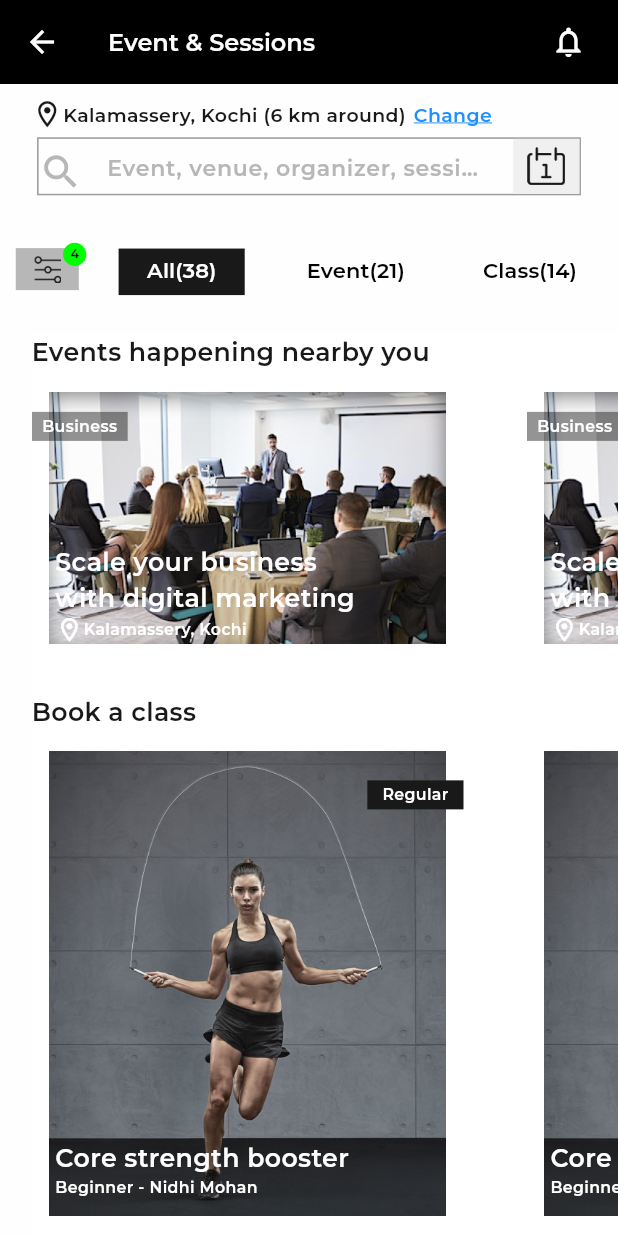
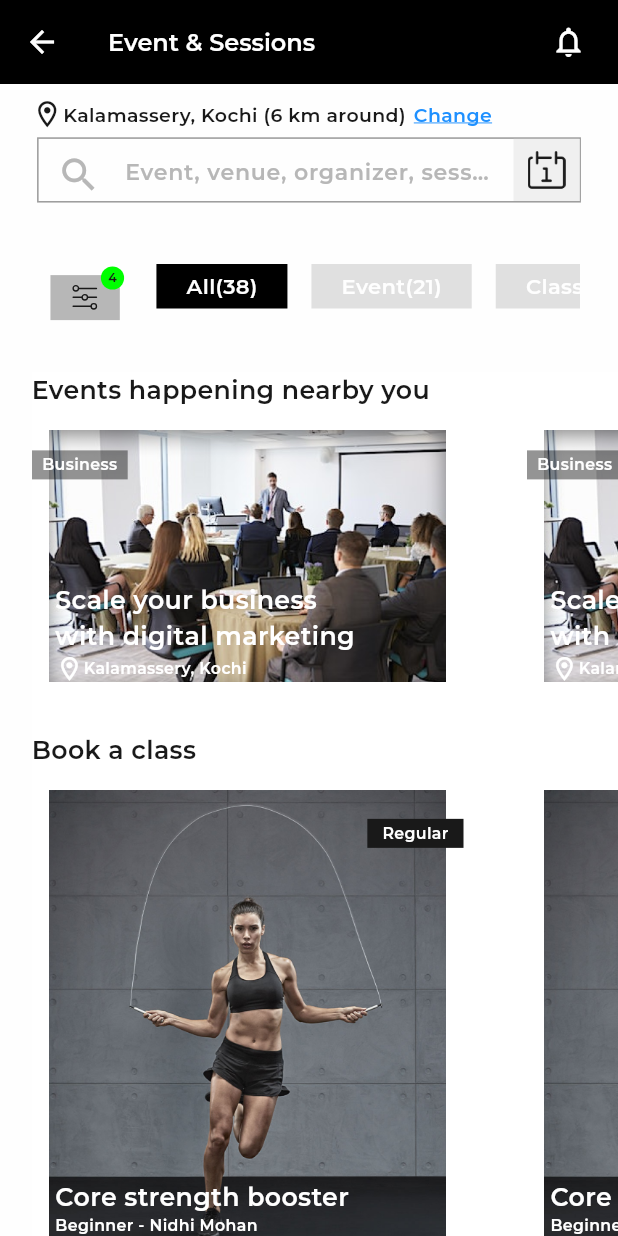
Before and after one commit to srbshameer098/Onlypass, a Flutter app: the Event screen opened directly, on a phone screen of 412 x 824 dp. Run offline on Flutter 3.47's test engine with Material 3 defaults, Android fonts, the phone set to English and light mode, and no system bars; drawn by our look-alikes of buttons_tabbar; our stand-ins replace bloc, carousel_slider, dotted_line, easy_date_timeline, flutter_bloc, flutter_rating_bar and 10 more; missing offline and left inert: linear_progress_bar; network calls fail; project files that could hold a hidden picture were left out.

Commit message:
alignment_clearing

```diff
--- a/lib/UI/Event.dart
+++ b/lib/UI/Event.dart
@@ -1,13 +1,19 @@
 
 
+import 'package:buttons_tabbar/buttons_tabbar.dart';
+import 'package:easy_date_timeline/easy_date_timeline.dart';
 import 'package:flutter/material.dart';
 
 import 'package:flutter_screenutil/flutter_screenutil.dart';
+import 'package:flutter_svg/svg.dart';
+
 
 
 
 bool _visible = false;
-
+String _selectedValue ='' ;
+final EasyInfiniteDateTimelineController _controller =
+EasyInfiniteDateTimelineController();
 class Event extends StatefulWidget {
   const Event({super.key});
 
@@ -91,7 +97,7 @@ class _EventState extends State<Event> {
                   ),
                   Container(
                      width: 345.w,
-                    height: 40.h,
+                    height: 45.h,
                     decoration: BoxDecoration(
 
 
@@ -109,14 +115,14 @@ class _EventState extends State<Event> {
                       crossAxisAlignment: CrossAxisAlignment.center,
                       children: [
                         Padding(
-                          padding: EdgeInsets.only(top: 8.h),
+                          padding: EdgeInsets.only(top: 8.h,left: 12),
                           child: Icon(Icons.search_outlined,
                               size: 28.sp, color: const Color(0xffb7b7b7)),
                         ),
                         Padding(
                           padding: const EdgeInsets.only(top: 15.0),
                           child: SizedBox(
-                            width: 273.w,
+                            width: 261.8.w,
                             child: TextFormField(
                               style:TextStyle(color: Colors.black),
                               decoration: InputDecoration(
@@ -163,54 +169,69 @@ class _EventState extends State<Event> {
 
                   _visible==true?  SizedBox(
 
-                    height: 150.h,
+                    height: 165.h,
+                    width: 345.w,
                     child: Padding(
                       padding:  EdgeInsets.only(top: 10.h),
                       child:Container(
 
-                          decoration: BoxDecoration(boxShadow: [
+                          decoration: BoxDecoration(
+              color: Colors.black,
+                              boxShadow: [
                             BoxShadow(
                                 color: Colors.black.withOpacity(0.2),
                                 blurRadius: 0,
                                 spreadRadius: 0)
                           ]),
-                          // child: CalendarWeek(
-                          //   backgroundColor: Colors.black,
-                          //   // controller: _controller,
-                          //   height: 100,
-                          //
-                          //   showMonth: true,
-                          //   minDate: DateTime.now().add(
-                          //     Duration(days: -365),
-                          //   ),
-                          //   maxDate: DateTime.now().add(
-                          //     Duration(days: 365),
-                          //   ),
-                          //   onDatePressed: (DateTime datetime) {
-                          //     // Do something
-                          //     setState(() {});
-                          //   },
-                          //   onDateLongPressed: (DateTime datetime) {
-                          //     // Do something
-                          //   },
-                          //   onWeekChanged: () {
-                          //     // Do something
-                          //   },
-                          //   monthViewBuilder: (DateTime time) => Align(
-                          //     alignment: FractionalOffset.center,
-                          //     child: Container(
-                          //         margin: const EdgeInsets.symmetric(vertical: 4),
-                          //         // child: Text(
-                          //         //   DateFormat.yMMMM().format(time),
-                          //         //   overflow: TextOverflow.ellipsis,
-                          //         //   textAlign: TextAlign.center,
-                          //         //   style: TextStyle(
-                          //         //       color: Colors.blue, fontWeight: FontWeight.w600),
-                          //         // )
-                          //       ),
-                          //   ),
-                          //
-                          // )
+
+child:  EasyDateTimeLine(
+
+  initialDate: DateTime.now(),
+  onDateChange: (selectedDate) {
+    //`selectedDate` the new date selected.
+  },
+  headerProps: const EasyHeaderProps(
+
+    showHeader: true,
+    showMonthPicker: true,
+    showSelectedDate: false,
+    centerHeader: true,
+    monthPickerType: MonthPickerType.switcher,
+    dateFormatter: DateFormatter.fullDateDMY(),
+  ),
+  dayProps:  EasyDayProps(
+    height: 90,
+    width: 55,
+
+    todayNumStyle:     const TextStyle(color: Colors.white),
+todayStyle: DayStyle(borderRadius: 0.r,decoration: const BoxDecoration()),
+
+    dayStructure: DayStructure.dayStrDayNum,
+    inactiveDayNumStyle: const TextStyle(color: Colors.white),
+    inactiveDayStyle: const DayStyle(borderRadius: 0,decoration: BoxDecoration()),
+    activeDayStyle: DayStyle(
+      decoration: BoxDecoration(
+        borderRadius: BorderRadius.all(Radius.circular(0.r)),
+        gradient: LinearGradient(
+          begin: Alignment.topCenter,
+          end: Alignment.bottomCenter,
+          colors: [
+            Color(0xffffffff),
+            Color(0xffffffff),
+          ],
+        ),
+      ),
+    ),
+  ),
+),
+
+
+
+
+
+
+
+
                       ),
                   )):const SizedBox(),
                 ],
@@ -222,35 +243,36 @@ class _EventState extends State<Event> {
 
             Stack(
               children: [
-                Container(
-                child: Padding(
-                  padding: EdgeInsets.symmetric(vertical: 20.w),
+                Padding(
+                  padding:  EdgeInsets.symmetric(vertical: 32.h,horizontal: 24.w),
+                  child: Container(
+
                   child: SingleChildScrollView(
                     scrollDirection: Axis.horizontal,
-                    child: Row(
+                    child: Row(crossAxisAlignment: CrossAxisAlignment.start,
                       children: [
                         Stack(
-                          children: [SizedBox(
+                          children: [Padding(
+                            padding:  EdgeInsets.only(top: 8.h,left: 0.w),
+                            child: SizedBox(
                               width: 60.w,
-                            height: 42.h,
+                              height: 35.h,
                               child: Column(
                                 children: [
                                   SizedBox(
-                                  child: Padding(
-                                    padding: const EdgeInsets.all(4.5),
                                     child: GestureDetector(
                                       onTap: () {
                                         // Navigator.of(context).push(MaterialPageRoute(
                                         //     builder: (builder) => sample()));
                                       },
                                       child: Container(
-                                      width: 40.w,
-                                      height: 28,
+                                      width: 44.w,
+                                      height: 30,
                                       color: const Color(0xffb7b7b7),
                                       child: Padding(
-                                        padding: const EdgeInsets.all(5.0),
-                                        child: Image.asset(
-                                          'assets/icons/filter.png',
+                                        padding: const EdgeInsets.symmetric(vertical: 6,horizontal: 14),
+                                        child: SvgPicture.asset(
+                                          'assets/icons/filter1.svg',
 
                                           height: 20.h,
                                           color: const Color(0xff191919),
@@ -259,8 +281,8 @@ class _EventState extends State<Event> {
                                                                             ),
                                     ),
                                   ),
+                                ],
                               ),
-                              ],
                             ),
                           ),
 
@@ -280,50 +302,35 @@ class _EventState extends State<Event> {
 
 
                         ]),
-                        TabBar(
-                          indicator: const BoxDecoration(
-                               // Creates border
-                            color: const Color(0xff191919),),
-                          tabAlignment: TabAlignment.start,
+                        ButtonsTabBar(
 
-                          labelColor: Colors.white,
-                          unselectedLabelColor: Colors.black,
-
-                          isScrollable: true,
+                          buttonMargin:EdgeInsets.only(left: 16),
+                          contentPadding: EdgeInsets.symmetric(horizontal: 20),
+                          height: 30,
+                          radius: 0,
+                          backgroundColor: Colors.black,
+                          unselectedBackgroundColor: Colors.grey[300],
+                          unselectedLabelStyle:
+                          TextStyle(color: Colors.black),
+                          labelStyle: TextStyle(
+                              color: Colors.white,
+                              fontWeight: FontWeight.w400),
                           tabs: [
-                            Container(
-                                width: 80.w,
-                                height: 30.h,
-                                decoration: const BoxDecoration(
-                                  color: Colors.transparent,
-                                ),
-                                child: Tab(child: Text('All(${38})',style: TextStyle(),))),
-                            Container(
-                                width: 80.w,
-                                height: 30.h,
-                                decoration: const BoxDecoration(
-                                  color: Colors.transparent,
-                                ),
-                                child: Tab(
+                            Tab(child: Text('All(${38})',style: TextStyle(),)),
+                            Tab(
                                 child: Text(
                               'Event(${21})',
                               style: TextStyle(
 
                               ),
-                                ))),
-                            Container(
-                                width: 80.w,
-                                height: 30.h,
-                                decoration: const BoxDecoration(
-                                  color: Colors.transparent,
-                                ),
-                                child: Tab(
+                            )),
+                            Tab(
                                 child: Text(
                               'Class(${14})',
                               style: TextStyle(
 
                               ),
-                                ))),
+                            )),
                           ],
                         ),
                       ],
@@ -349,7 +356,7 @@ class _EventState extends State<Event> {
                             child: Column(
                               children: [
                                 Padding(
-                                  padding:  EdgeInsets.only(right: 20.w),
+                                  padding:  EdgeInsets.only(right: 5.w),
                                   child: Row(
                                     children: [
                                       Center(
--- a/pubspec.yaml
+++ b/pubspec.yaml
@@ -53,6 +53,11 @@ dependencies:
   geolocator: ^8.0.1
   geocoding: 2.1.1
   readmore: ^3.0.0
+  flutter_svg: ^2.0.10+1
+  buttons_tabbar: ^1.3.8
+  easy_date_timeline: ^1.0.7
+
+
 
 
 
```
Also changed, not shown: lib/UI/Home.dart (+113 -145 lines), assets/icons/filter1.svg (added), pubspec.lock. Lines whose indentation alone changed are shown as unchanged.
